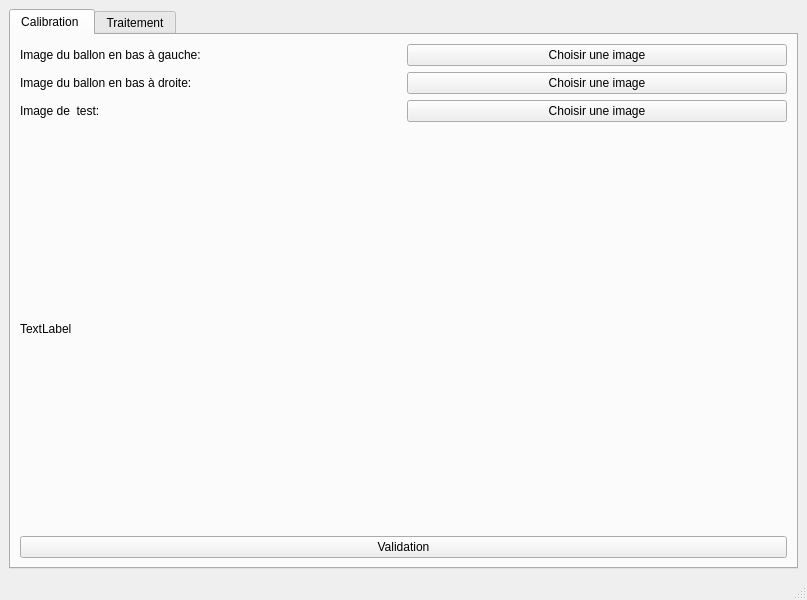
First picture: the form in mainwindow.ui, repository siul1400/QT_IET, before the edit.
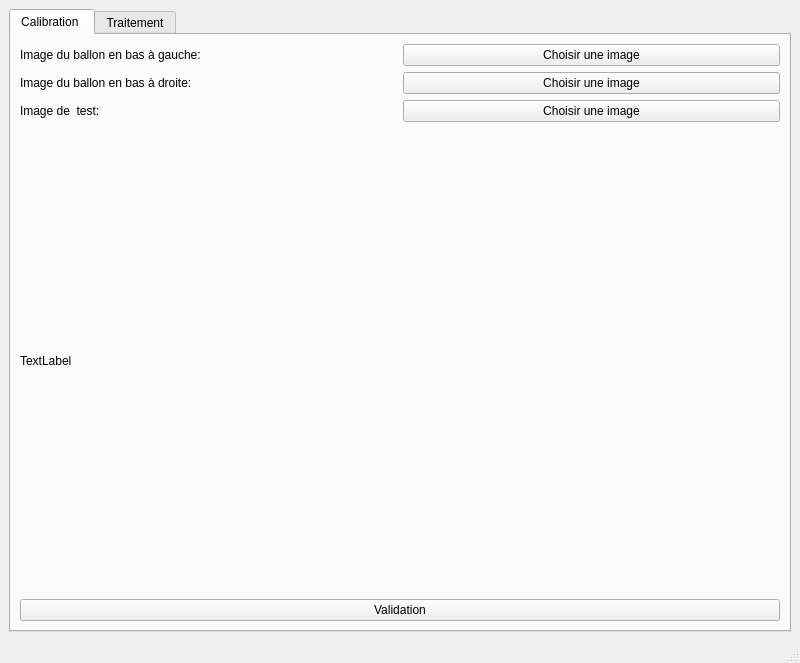
Second picture: the form after the edit.

Commit message: Corrigé du bug de chargement de l'image en bas à gauche lors de la calibration.

```diff
--- a/mainwindow.ui
+++ b/mainwindow.ui
@@ -6,8 +6,8 @@
    <rect>
     <x>0</x>
     <y>0</y>
-    <width>807</width>
-    <height>600</height>
+    <width>800</width>
+    <height>663</height>
    </rect>
   </property>
   <property name="minimumSize">
@@ -88,6 +88,9 @@
         </item>
         <item row="1" column="0">
          <layout class="QHBoxLayout" name="horizontalLayout_3">
+          <property name="bottomMargin">
+           <number>0</number>
+          </property>
           <item>
            <widget class="QLabel" name="label_3">
             <property name="text">
@@ -113,6 +116,12 @@
         </item>
         <item row="2" column="0">
          <widget class="QLabel" name="imageTestLabel">
+          <property name="sizePolicy">
+           <sizepolicy hsizetype="Preferred" vsizetype="Preferred">
+            <horstretch>0</horstretch>
+            <verstretch>0</verstretch>
+           </sizepolicy>
+          </property>
           <property name="text">
            <string>TextLabel</string>
           </property>
```
Left out of the diff: 2 changed lines with no effect on the pictures. The commit also changes 2 other files.
